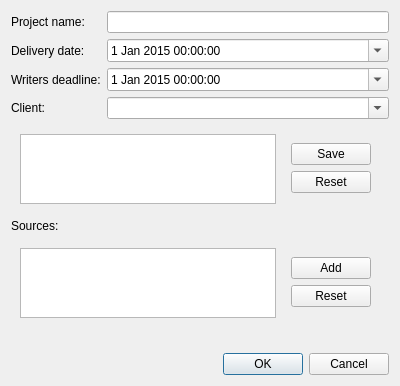
Before: the Qt Designer form ccreateprojectdialog.ui in lazin87/KotkaSource, drawn with Qt 5.
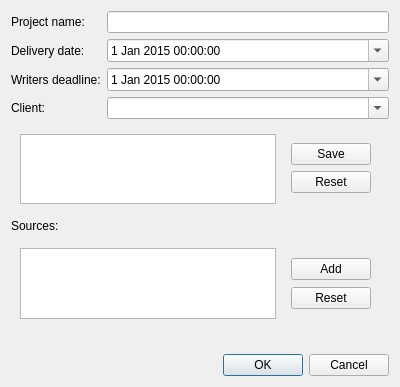
After: the same form once the commit is applied.

Commit message: autocompletion works for new project window

```diff
--- a/ccreateprojectdialog.ui
+++ b/ccreateprojectdialog.ui
@@ -7,7 +7,7 @@
     <x>0</x>
     <y>0</y>
     <width>400</width>
-    <height>386</height>
+    <height>387</height>
    </rect>
   </property>
   <property name="windowTitle">
```
Left out of the diff: 2 changed lines with no effect on the pictures. The commit also changes 7 other files.
